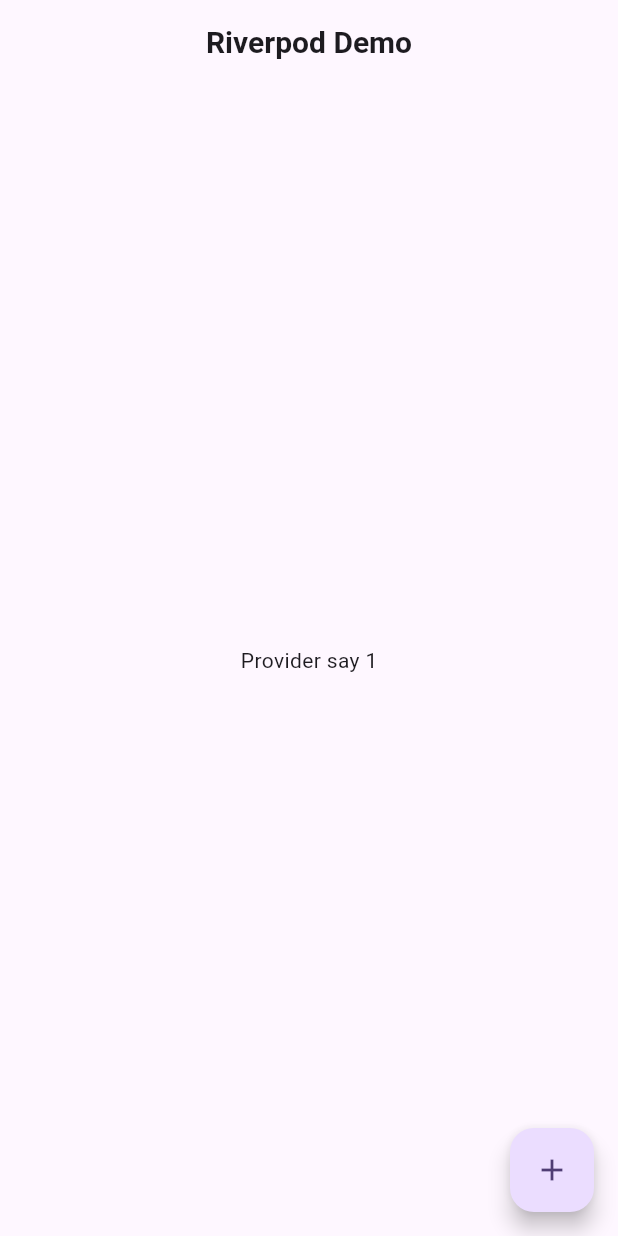
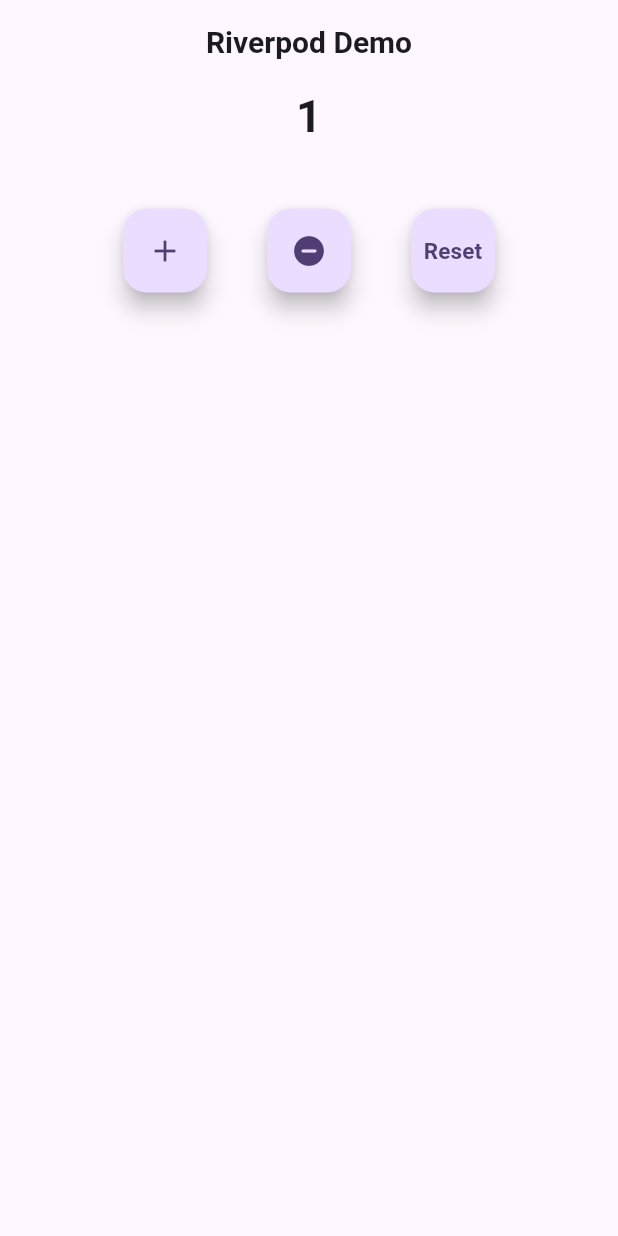
Before and after one commit to sm-aminul-islam/Examination, a Flutter app: the screen it shows after launch, after a tap on the "add" icon, on a phone screen of 412 x 824 dp. Run offline on Flutter 3.47's test engine with Material 2 defaults, Android fonts, the phone set to English and light mode, and no system bars; our stand-ins replace hooks_riverpod.

Commit message:
StateNotifier provider Riverpod

```diff
--- a/Riverpod_Demo_Project/riverpod_demo_project/lib/main.dart
+++ b/Riverpod_Demo_Project/riverpod_demo_project/lib/main.dart
@@ -1,9 +1,12 @@
 import 'package:flutter/material.dart';
 import 'package:hooks_riverpod/hooks_riverpod.dart';
+import 'package:riverpod_demo_project/modules/home/controller/stateNotifier.dart';
 
 import 'package:riverpod_demo_project/modules/home/view/homepage.dart';
 
-final countProvider = StateProvider<int>((ref) => 0);
+final countProvider = StateNotifierProvider<CountNotifier, int>(
+  (ref) => CountNotifier(0),
+);
 
 void main() {
   runApp(
--- /dev/null
+++ b/Riverpod_Demo_Project/riverpod_demo_project/lib/modules/home/controller/stateNotifier.dart
@@ -0,0 +1,16 @@
+import 'package:hooks_riverpod/hooks_riverpod.dart';
+
+class CountNotifier extends StateNotifier<int> {
+  CountNotifier(int state) : super(state);
+  void increment() {
+    state++;
+  }
+
+  void decrement() {
+    state--;
+  }
+
+  void reset() {
+    state = 0;
+  }
+}
--- a/Riverpod_Demo_Project/riverpod_demo_project/lib/modules/home/view/homepage.dart
+++ b/Riverpod_Demo_Project/riverpod_demo_project/lib/modules/home/view/homepage.dart
@@ -17,13 +17,45 @@ class Homepage extends ConsumerWidget {
         ),
       ),
       body: Center(
-        child: Text("Provider say $value"),
-      ),
-      floatingActionButton: FloatingActionButton(
-        onPressed: () {
-          ref.read(countProvider.state).state++;
-        },
-        child: const Icon(Icons.add),
+        child: Column(
+          children: [
+            Text(
+              "$value",
+              style: const TextStyle(fontWeight: FontWeight.bold, fontSize: 30),
+            ),
+            const SizedBox(
+              height: 40,
+            ),
+            Row(
+              mainAxisAlignment: MainAxisAlignment.center,
+              children: [
+                FloatingActionButton(
+                  onPressed: () {
+                    ref.read(countProvider.notifier).increment();
+                  },
+                  child: const Icon(Icons.add),
+                ),
+                const SizedBox(width: 40),
+                FloatingActionButton(
+                  onPressed: () {
+                    ref.read(countProvider.notifier).decrement();
+                  },
+                  child: const Icon(Icons.remove_circle_rounded),
+                ),
+                const SizedBox(width: 40),
+                FloatingActionButton(
+                  onPressed: () {
+                    ref.read(countProvider.notifier).reset();
+                  },
+                  child: const Text(
+                    "Reset",
+                    style: TextStyle(fontSize: 15, fontWeight: FontWeight.bold),
+                  ),
+                ),
+              ],
+            )
+          ],
+        ),
       ),
     );
   }
```
